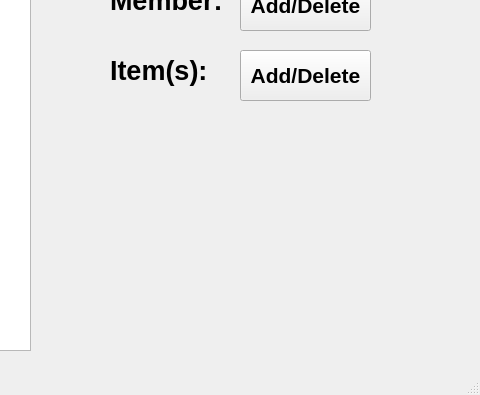
Before: the Qt Designer form bulkClub/mainwindow.ui in theWaffler/BulkyClub2023, drawn with Qt 5; both pictures show x 800 to 1280 and y 530 to 925 of the 1280 by 925 pixel window.
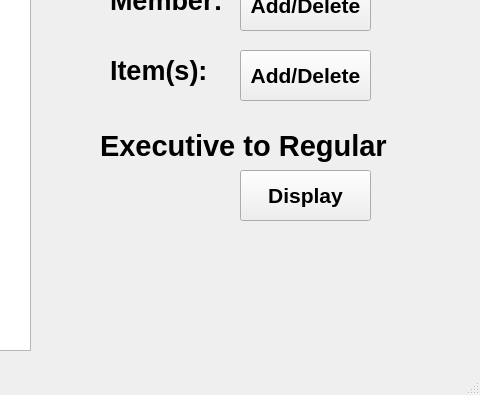
After: the same form once the commit is applied. Icons and pictures are not drawn.

```diff
--- a/bulkClub/mainwindow.ui
+++ b/bulkClub/mainwindow.ui
@@ -726,6 +726,44 @@
      <string>Add Member</string>
     </property>
    </widget>
+   <widget class="QLabel" name="label_executiveRegular">
+    <property name="geometry">
+     <rect>
+      <x>900</x>
+      <y>630</y>
+      <width>291</width>
+      <height>91</height>
+     </rect>
+    </property>
+    <property name="font">
+     <font>
+      <pointsize>22</pointsize>
+      <bold>true</bold>
+     </font>
+    </property>
+    <property name="text">
+     <string>Executive to Regular</string>
+    </property>
+   </widget>
+   <widget class="QPushButton" name="pushButton_executiveRegular">
+    <property name="geometry">
+     <rect>
+      <x>1040</x>
+      <y>700</y>
+      <width>131</width>
+      <height>51</height>
+     </rect>
+    </property>
+    <property name="font">
+     <font>
+      <pointsize>16</pointsize>
+      <bold>true</bold>
+     </font>
+    </property>
+    <property name="text">
+     <string>Display</string>
+    </property>
+   </widget>
   </widget>
   <widget class="QMenuBar" name="menubar">
    <property name="geometry">
```
Left out of the diff: 2 changed lines with no effect on the pictures.
